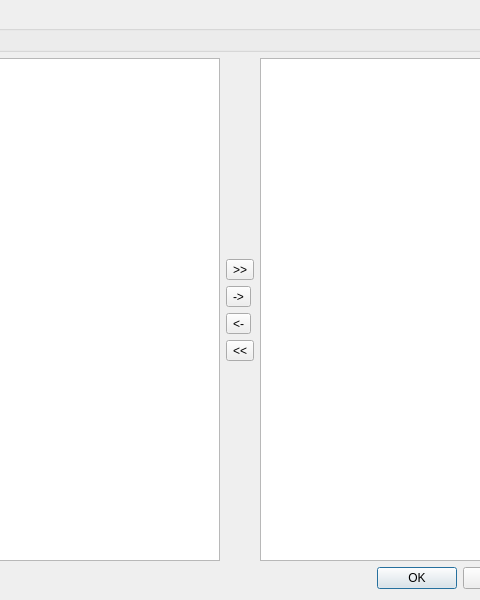
This is gui/mainwindow.ui in Baum42/paxchange as Qt 5 draws it before an edit; both pictures show x 160 to 640 and y 0 to 600 of the 800 by 600 pixel window. The edited form follows.
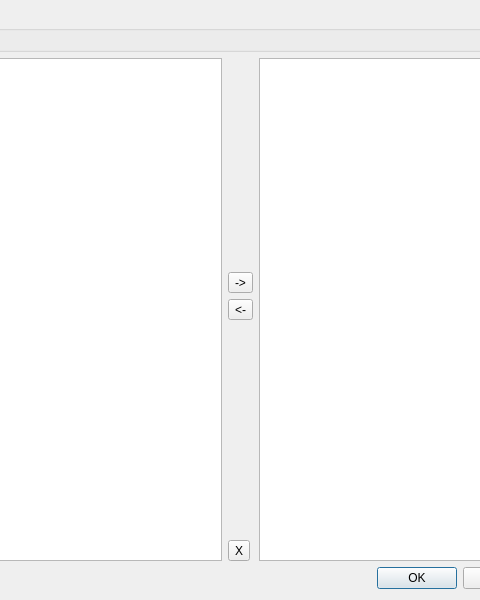
This is the edited form. Icons and pictures are not drawn.

Patch:
```diff
--- a/gui/mainwindow.ui
+++ b/gui/mainwindow.ui
@@ -56,18 +56,7 @@
         </spacer>
        </item>
        <item>
-        <widget class="QToolButton" name="toolButton_3">
-         <property name="text">
-          <string>&gt;&gt;</string>
-         </property>
-         <property name="icon">
-          <iconset theme="go-last">
-           <normaloff>.</normaloff>.</iconset>
-         </property>
-        </widget>
-       </item>
-       <item>
-        <widget class="QToolButton" name="toolButton">
+        <widget class="QToolButton" name="addButton">
          <property name="text">
           <string>-&gt;</string>
          </property>
@@ -86,16 +75,8 @@
           <iconset theme="go-previous">
            <normaloff>.</normaloff>.</iconset>
          </property>
-        </widget>
-       </item>
-       <item>
-        <widget class="QToolButton" name="toolButton_4">
-         <property name="text">
-          <string>&lt;&lt;</string>
-         </property>
-         <property name="icon">
-          <iconset theme="go-first">
-           <normaloff>.</normaloff>.</iconset>
+         <property name="shortcut">
+          <string>Ctrl+Left</string>
          </property>
         </widget>
        </item>
@@ -112,6 +93,19 @@
          </property>
         </spacer>
        </item>
+       <item>
+        <widget class="QToolButton" name="clearAllButton">
+         <property name="text">
+          <string>X</string>
+         </property>
+         <property name="icon">
+          <iconset theme="edit-clear-all-symbolic"/>
+         </property>
+         <property name="shortcut">
+          <string>Esc</string>
+         </property>
+        </widget>
+       </item>
       </layout>
      </item>
      <item>
```
Left out of the diff: 37 changed lines with no effect on the pictures.
